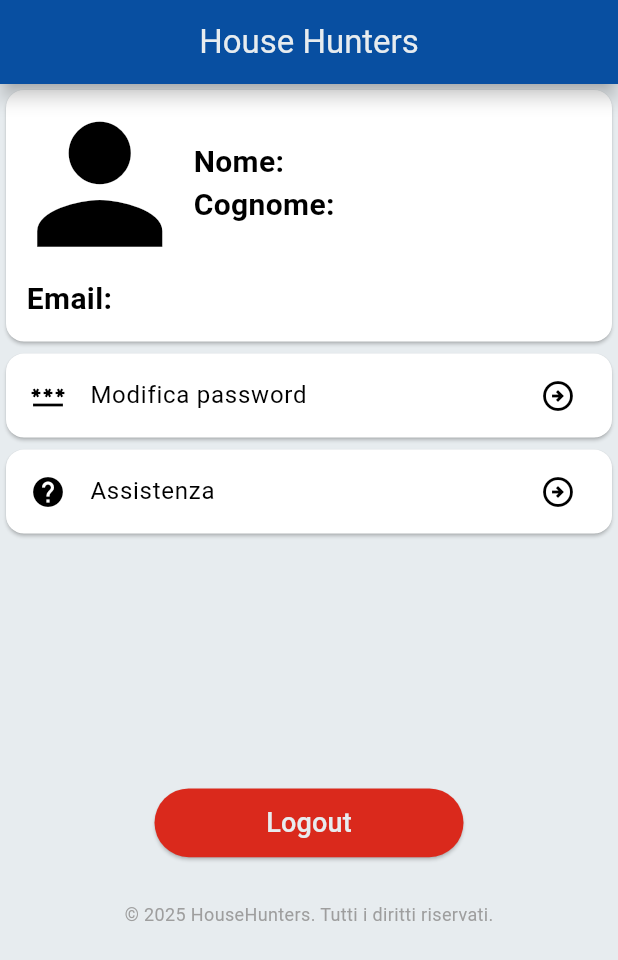
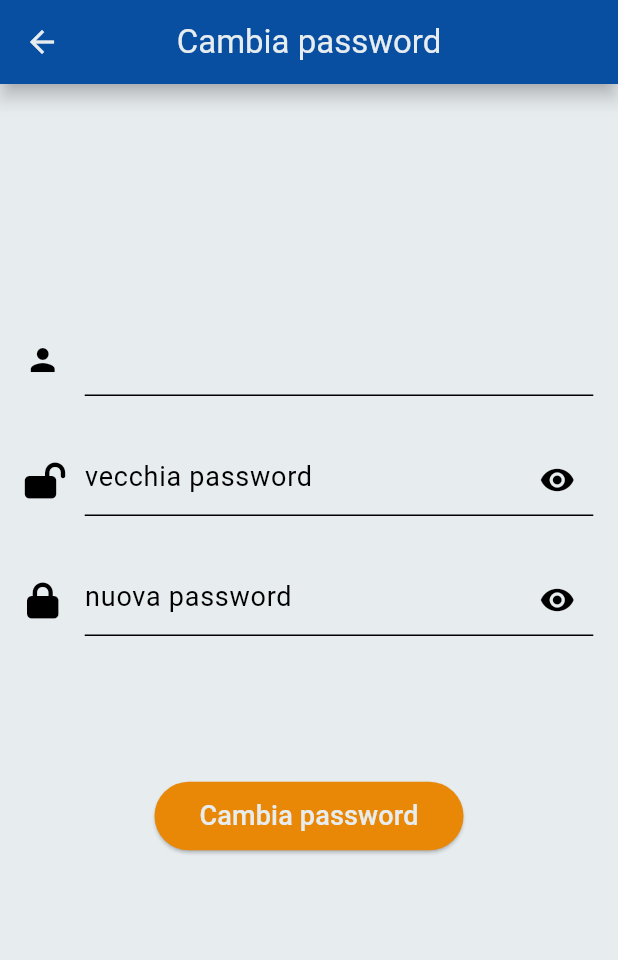
Before and after one commit to luke03b/INGSW2425_026, a Flutter app: the ProfiloPage screen opened directly, after a tap on "Modifica password", on a phone screen of 412 x 824 dp. Shown: the top 960 px of the screen. Run offline on Flutter 3.47's test engine with Material 3 defaults, Android fonts, the phone set to English and light mode, and no system bars; our stand-ins replace carousel_slider, flutter_svg, font_awesome_flutter, google_maps_flutter, jwt_decoder, readmore and 2 more; missing offline and left inert: amazon_cognito_identity_dart_2, amplify_auth_cognito, amplify_flutter; accounts and stored records are empty.

Commit message:
reso funzionante il cambio password per utente loggato

```diff
--- a/lib/pages/cliente_pages/cliente_eliminazione_account_page.dart
+++ b/lib/pages/cliente_pages/cliente_eliminazione_account_page.dart
@@ -1,11 +1,9 @@
-import 'package:amplify_flutter/amplify_flutter.dart';
 import 'package:domus_app/services/aws_cognito.dart';
 import 'package:domus_app/utils/my_buttons_widgets.dart';
 import 'package:domus_app/utils/my_pop_up_widgets.dart';
 import 'package:domus_app/utils/my_text_widgets.dart';
 import 'package:flutter/material.dart';
 import 'package:flutter_svg/svg.dart';
-import 'package:shared_preferences/shared_preferences.dart';
 
 class ClienteEliminazioneAccountPage extends StatefulWidget {
   final String? emailUtente;
@@ -22,7 +20,6 @@ class _ClienteEliminazioneAccountPageState extends State<ClienteEliminazioneAcco
   TextEditingController mailController = TextEditingController();
   TextEditingController passwordController = TextEditingController();
 
-  login(String email, String password) => AWSServices().signIn(email, password);
   deleteUser(String email, String password) => AWSServices().eliminaUtenteLoggato(email, password);
 
   @override
@@ -132,9 +129,6 @@ class _ClienteEliminazioneAccountPageState extends State<ClienteEliminazioneAcco
                                           onPressLeftButton: (){Navigator.pop(context);},
                                           onPressRightButton: () async {
                                             bool isUserDeleted = await deleteUser(widget.emailUtente ?? mailController.text, passwordController.text);
-                                            safePrint("\n\n\n\n\n\n");
-                                            safePrint(isUserDeleted);
-                                            safePrint("\n\n\n\n\n\n");
                                             if(isUserDeleted){
                                               Navigator.pushNamedAndRemoveUntil(context, '/LoginPage', (r) => false);
                                             } else {
--- /dev/null
+++ b/lib/pages/shared_pages/cambia_password_page.dart
@@ -0,0 +1,117 @@
+import 'package:amplify_flutter/amplify_flutter.dart';
+import 'package:domus_app/services/aws_cognito.dart';
+import 'package:domus_app/utils/my_buttons_widgets.dart';
+import 'package:domus_app/utils/my_pop_up_widgets.dart';
+import 'package:domus_app/utils/my_text_widgets.dart';
+import 'package:flutter/material.dart';
+import 'package:font_awesome_flutter/font_awesome_flutter.dart';
+
+class CambiaPasswordPage extends StatefulWidget {
+  final String? emailUtente;
+  const CambiaPasswordPage({
+    super.key,
+    required this.emailUtente,
+  });
+
+  @override
+  State<CambiaPasswordPage> createState() => _CambiaPasswordPageState();
+}
+
+class _CambiaPasswordPageState extends State<CambiaPasswordPage> {
+  TextEditingController mailController = TextEditingController();
+  TextEditingController oldPasswordController = TextEditingController();
+  TextEditingController newPasswordController = TextEditingController();
+
+  changePassword(String email, String oldPassword, String newPassword) => AWSServices().cambiaPasswordUtenteLoggato(email, oldPassword, newPassword);
+
+  @override
+  Widget build(BuildContext context) {
+    Color coloriScritte = Theme.of(context).colorScheme.outline;
+    return Scaffold(
+      resizeToAvoidBottomInset: false,
+      appBar: AppBar(
+        iconTheme: IconThemeData(
+          color: Theme.of(context).colorScheme.surface,
+        ),
+        title: Text("Cambia password", style: TextStyle(color: Theme.of(context).colorScheme.onPrimary),),
+        centerTitle: true,
+        backgroundColor: Theme.of(context).colorScheme.primary,
+        elevation: 5,
+        shadowColor: Colors.black,
+      ),
+      body: SafeArea(
+        child: Center(
+          child: Column(
+            children: [
+              const Spacer(flex: 5),
+
+              //mailTextField
+              SizedBox(
+                width: MediaQuery.sizeOf(context).width * 0.92,
+                child: TextFormField(
+                        readOnly: true,
+                        controller: mailController,
+                        style: TextStyle(
+                          fontSize: 18.0,
+                          color: coloriScritte,
+                        ),
+                        decoration: InputDecoration(
+                          hintStyle: TextStyle(color: coloriScritte),
+                          hintText: widget.emailUtente ?? "email",
+                          iconColor: coloriScritte,
+                          icon: Icon(Icons.person),
+                        ),
+                  )),
+              const Spacer(flex: 1),
+
+              //passwordTextField
+              SizedBox(
+                width: MediaQuery.sizeOf(context).width * 0.92,
+                child: MyPasswordFieldWidget(controller: oldPasswordController, text: "vecchia password", icon: Icon(FontAwesomeIcons.lockOpen), color: coloriScritte,)),
+              const Spacer(flex: 1),
+
+              //passwordTextField
+              SizedBox(
+                width: MediaQuery.sizeOf(context).width * 0.92,
+                child: MyPasswordFieldWidget(controller: newPasswordController, text: "nuova password", icon: Icon(FontAwesomeIcons.lock), color: coloriScritte,)),
+
+              const Spacer(flex: 3),
+
+              //LoginButton
+              MyElevatedButtonWidget(text: "Cambia password",
+              onPressed: ()
+                async {await cambiaPassword(context);},
+                color: Theme.of(context).colorScheme.tertiary),
+
+              const Spacer(flex: 8),
+            ],
+          ),
+        ),
+      ),
+    );
+  }
+
+  Future<void> cambiaPassword(BuildContext context) async {
+    showDialog(
+      context: context,
+      builder: (BuildContext context) => MyOptionsDialog(
+                                          title: "Cambia password",
+                                          bodyText: "Sei sicuro di voler procedere? All'account con email ${widget.emailUtente} verrà cambiata la password e sarai reindirizzato al login.",
+                                          leftButtonText: "No",
+                                          leftButtonColor: Colors.grey,
+                                          rightButtonText: "Si",
+                                          rightButtonColor: Theme.of(context).colorScheme.tertiary,
+                                          onPressLeftButton: (){Navigator.pop(context);},
+                                          onPressRightButton: () async {
+                                            bool isPasswordChanged = await changePassword(widget.emailUtente ?? mailController.text, oldPasswordController.text, newPasswordController.text);
+                                            if(isPasswordChanged){
+                                              Navigator.pushNamedAndRemoveUntil(context, '/LoginPage', (r) => false);
+                                            } else {
+                                              showDialog(context: context, builder: (BuildContext content) => MyInfoDialog(title: "Errore", bodyText: "Qualcosa è andato storto con il cambio password dell'account di ${widget.emailUtente}.", buttonText: "Ok", onPressed: (){Navigator.pop(context);})
+                                              );
+                                            }
+                                          }
+                                        )
+    );
+  }
+}
```
Also changed, not shown: lib/pages/shared_pages/profilo_page.dart (+2 -22 lines), lib/services/aws_cognito.dart (+19 -3 lines).
